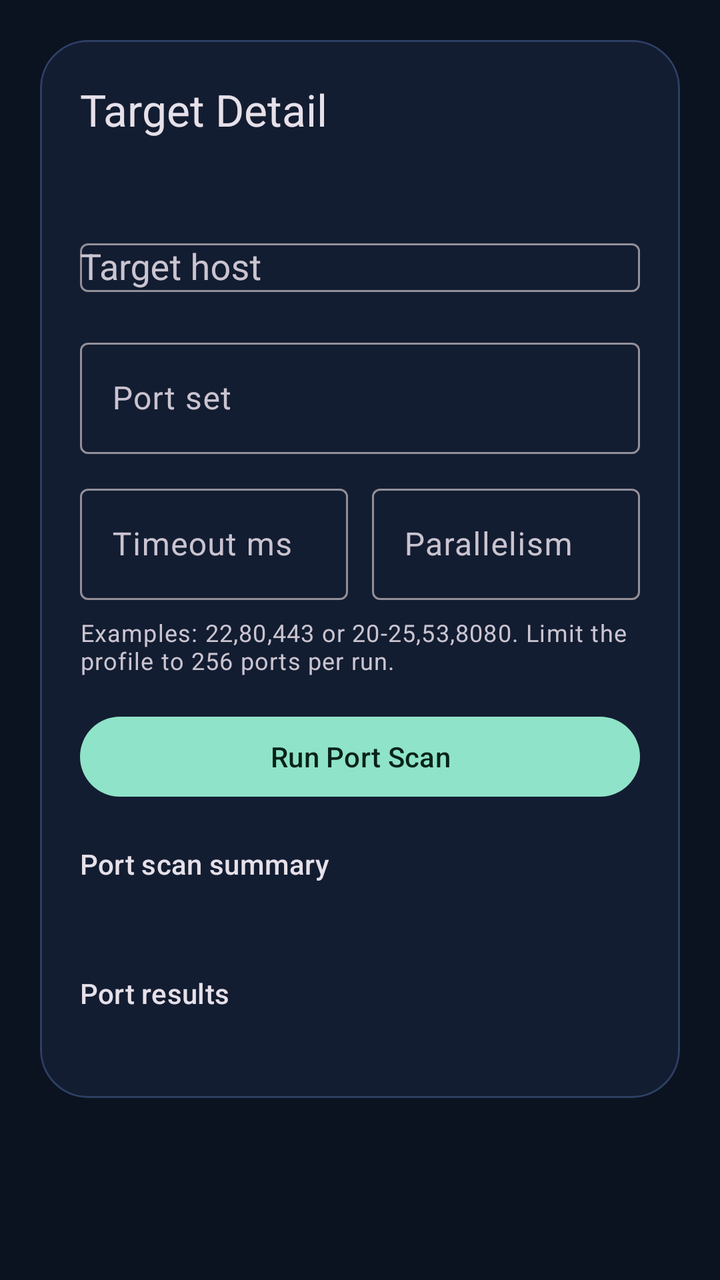
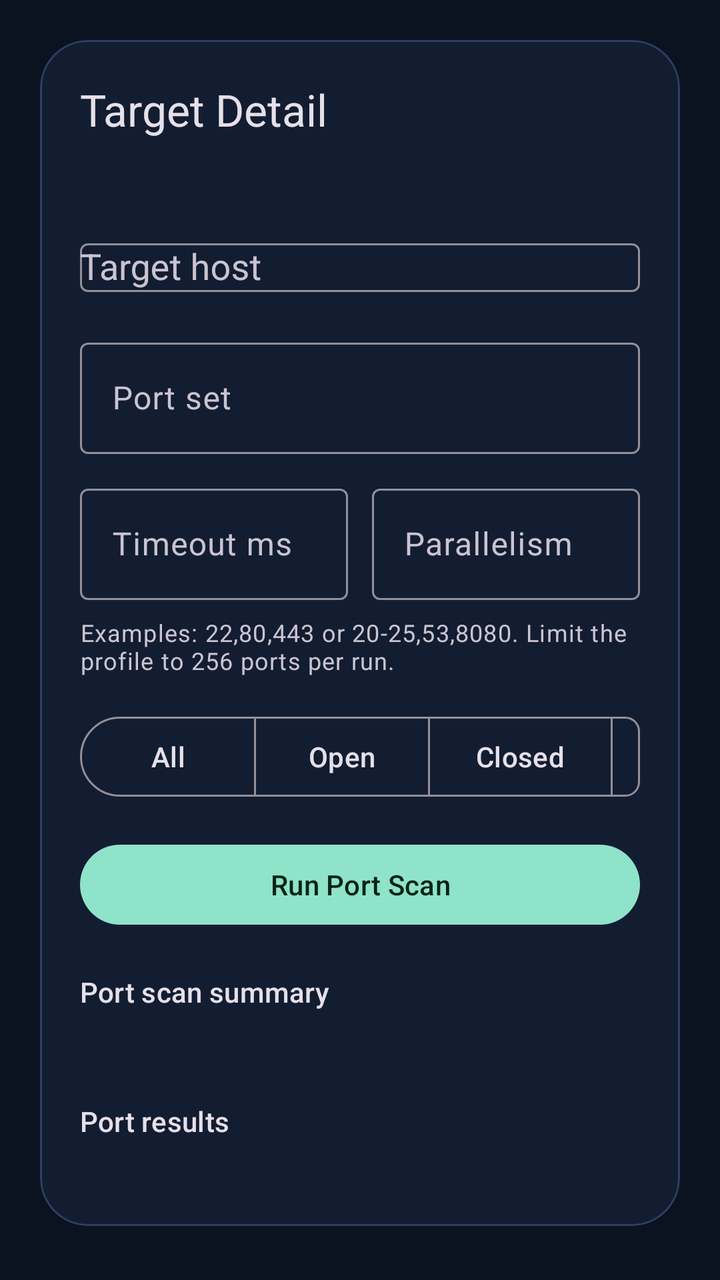

Two renders of the same Android screen: before a commit and after it. Below are the layout's source before the change and the commit's diff.
<!-- AndroidManifest.xml: application theme Theme.FSploit -->
<!-- res/layout/fragment_target_detail.xml -->
<?xml version="1.0" encoding="utf-8"?>
<androidx.core.widget.NestedScrollView xmlns:android="http://schemas.android.com/apk/res/android"
    xmlns:app="http://schemas.android.com/apk/res-auto"
    android:layout_width="match_parent"
    android:layout_height="match_parent"
    android:background="@color/fsploit_background">

    <com.google.android.material.card.MaterialCardView
        android:layout_width="match_parent"
        android:layout_height="wrap_content"
        android:layout_margin="20dp"
        app:cardBackgroundColor="@color/fsploit_surface"
        app:cardCornerRadius="24dp"
        app:strokeColor="@color/fsploit_stroke"
        app:strokeWidth="1dp">

        <LinearLayout
            android:layout_width="match_parent"
            android:layout_height="wrap_content"
            android:orientation="vertical"
            android:padding="20dp">

            <TextView
                android:layout_width="wrap_content"
                android:layout_height="wrap_content"
                android:text="@string/section_target_detail_title"
                android:textAppearance="@style/TextAppearance.Material3.TitleLarge" />

            <TextView
                android:id="@+id/targetSummaryValue"
                android:layout_width="match_parent"
                android:layout_height="wrap_content"
                android:layout_marginTop="8dp"
                android:textAppearance="@style/TextAppearance.Material3.BodyMedium" />

            <com.google.android.material.textfield.TextInputLayout
                android:layout_width="match_parent"
                android:layout_height="wrap_content"
                android:layout_marginTop="20dp"
                android:hint="@string/target_host">

                <com.google.android.material.textfield.MaterialAutoCompleteTextView
                    android:id="@+id/targetHostInput"
                    android:layout_width="match_parent"
                    android:layout_height="wrap_content"
                    android:inputType="none" />
            </com.google.android.material.textfield.TextInputLayout>

            <com.google.android.material.textfield.TextInputLayout
                android:layout_width="match_parent"
                android:layout_height="wrap_content"
                android:layout_marginTop="20dp"
                android:hint="@string/port_spec_label">

                <com.google.android.material.textfield.TextInputEditText
                    android:id="@+id/portSpecInput"
                    android:layout_width="match_parent"
                    android:layout_height="wrap_content"
                    android:inputType="textNoSuggestions"
                    android:maxLines="2" />
            </com.google.android.material.textfield.TextInputLayout>

            <LinearLayout
                android:layout_width="match_parent"
                android:layout_height="wrap_content"
                android:layout_marginTop="12dp"
                android:orientation="horizontal">

                <com.google.android.material.textfield.TextInputLayout
                    android:layout_width="0dp"
                    android:layout_height="wrap_content"
                    android:layout_weight="1"
                    android:hint="@string/port_timeout_label">

                    <com.google.android.material.textfield.TextInputEditText
                        android:id="@+id/timeoutInput"
                        android:layout_width="match_parent"
                        android:layout_height="wrap_content"
                        android:inputType="number" />
                </com.google.android.material.textfield.TextInputLayout>

                <com.google.android.material.textfield.TextInputLayout
                    android:layout_width="0dp"
                    android:layout_height="wrap_content"
                    android:layout_marginStart="12dp"
                    android:layout_weight="1"
                    android:hint="@string/port_parallelism_label">

                    <com.google.android.material.textfield.TextInputEditText
                        android:id="@+id/parallelismInput"
                        android:layout_width="match_parent"
                        android:layout_height="wrap_content"
                        android:inputType="number" />
                </com.google.android.material.textfield.TextInputLayout>
            </LinearLayout>

            <TextView
                android:layout_width="match_parent"
                android:layout_height="wrap_content"
                android:layout_marginTop="8dp"
                android:text="@string/port_spec_hint"
                android:textAppearance="@style/TextAppearance.Material3.BodySmall" />

            <com.google.android.material.button.MaterialButton
                android:id="@+id/runPortScanButton"
                android:layout_width="match_parent"
                android:layout_height="wrap_content"
                android:layout_marginTop="16dp"
                android:text="@string/run_port_scan" />

            <TextView
                android:layout_width="wrap_content"
                android:layout_height="wrap_content"
                android:layout_marginTop="20dp"
                android:text="@string/port_scan_summary"
                android:textAppearance="@style/TextAppearance.Material3.LabelLarge" />

            <TextView
                android:id="@+id/portScanSummaryValue"
                android:layout_width="match_parent"
                android:layout_height="wrap_content"
                android:layout_marginTop="4dp"
                android:textAppearance="@style/TextAppearance.Material3.BodyLarge" />

            <TextView
                android:layout_width="wrap_content"
                android:layout_height="wrap_content"
                android:layout_marginTop="20dp"
                android:text="@string/port_scan_results"
                android:textAppearance="@style/TextAppearance.Material3.LabelLarge" />

            <TextView
                android:id="@+id/portScanResultsValue"
                android:layout_width="match_parent"
                android:layout_height="wrap_content"
                android:layout_marginTop="4dp"
                android:fontFamily="monospace"
                android:textAppearance="@style/TextAppearance.Material3.BodyMedium" />
        </LinearLayout>
    </com.google.android.material.card.MaterialCardView>
</androidx.core.widget.NestedScrollView>
<!-- resources referenced by this layout -->
<resources>
  <color name="fsploit_background">#0B1220</color>
  <color name="fsploit_stroke">#2D3F63</color>
  <color name="fsploit_surface">#131D31</color>
  <string name="port_parallelism_label">Parallelism</string>
  <string name="port_scan_results">Port results</string>
  <string name="port_scan_summary">Port scan summary</string>
  <string name="port_spec_hint">Examples: 22,80,443 or 20-25,53,8080. Limit the profile to 256 ports per run.</string>
  <string name="port_spec_label">Port set</string>
  <string name="port_timeout_label">Timeout ms</string>
  <string name="run_port_scan">Run Port Scan</string>
  <string name="section_target_detail_title">Target Detail</string>
  <string name="target_host">Target host</string>
  <style name="Theme.FSploit" parent="Theme.Material3.Dark.NoActionBar">
          <item name="colorPrimary">@color/fsploit_primary</item>
          <item name="colorOnPrimary">@color/fsploit_on_primary</item>
          <item name="android:statusBarColor">@android:color/transparent</item>
          <item name="android:navigationBarColor">@color/fsploit_background</item>
          <item name="android:windowLightStatusBar" tools:targetApi="23">false</item>
          <item name="android:windowBackground">@color/fsploit_background</item>
      </style>
  <color name="fsploit_primary">#8FE3C8</color>
  <color name="fsploit_on_primary">#072319</color>
</resources>

<!-- the commit's change to res/layout/fragment_target_detail.xml (unified diff, before → after) -->
@@ -101,6 +101,44 @@
                 android:text="@string/port_spec_hint"
                 android:textAppearance="@style/TextAppearance.Material3.BodySmall" />
 
+            <com.google.android.material.button.MaterialButtonToggleGroup
+                android:id="@+id/portFilterGroup"
+                android:layout_width="match_parent"
+                android:layout_height="wrap_content"
+                android:layout_marginTop="16dp"
+                android:gravity="center"
+                app:singleSelection="true"
+                app:selectionRequired="true">
+
+                <com.google.android.material.button.MaterialButton
+                    android:id="@+id/filterAllButton"
+                    style="@style/Widget.Material3.Button.OutlinedButton"
+                    android:layout_width="wrap_content"
+                    android:layout_height="wrap_content"
+                    android:text="@string/port_filter_all" />
+
+                <com.google.android.material.button.MaterialButton
+                    android:id="@+id/filterOpenButton"
+                    style="@style/Widget.Material3.Button.OutlinedButton"
+                    android:layout_width="wrap_content"
+                    android:layout_height="wrap_content"
+                    android:text="@string/port_filter_open" />
+
+                <com.google.android.material.button.MaterialButton
+                    android:id="@+id/filterClosedButton"
+                    style="@style/Widget.Material3.Button.OutlinedButton"
+                    android:layout_width="wrap_content"
+                    android:layout_height="wrap_content"
+                    android:text="@string/port_filter_closed" />
+
+                <com.google.android.material.button.MaterialButton
+                    android:id="@+id/filterFilteredButton"
+                    style="@style/Widget.Material3.Button.OutlinedButton"
+                    android:layout_width="wrap_content"
+                    android:layout_height="wrap_content"
+                    android:text="@string/port_filter_filtered" />
+            </com.google.android.material.button.MaterialButtonToggleGroup>
+
             <com.google.android.material.button.MaterialButton
                 android:id="@+id/runPortScanButton"
                 android:layout_width="match_parent"
<!-- resource entries referenced after the edit -->
@@ -3,6 +3,10 @@
   <color name="fsploit_background">#0B1220</color>
   <color name="fsploit_stroke">#2D3F63</color>
   <color name="fsploit_surface">#131D31</color>
+  <string name="port_filter_all">All</string>
+  <string name="port_filter_closed">Closed</string>
+  <string name="port_filter_filtered">Filtered</string>
+  <string name="port_filter_open">Open</string>
   <string name="port_parallelism_label">Parallelism</string>
   <string name="port_scan_results">Port results</string>
   <string name="port_scan_summary">Port scan summary</string>
